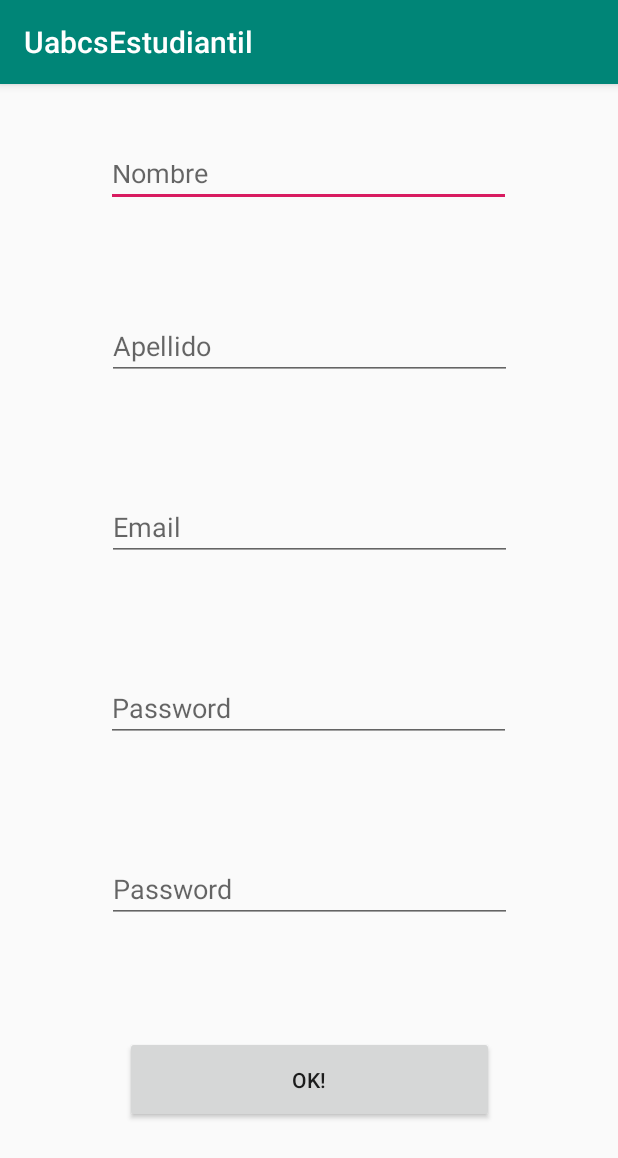
After one commit to Taco-Hack/AndroidUabcs, an Android app: the Registro screen opened directly, with no data from a screen before it, on a phone screen of 412 x 824 dp. The commit adds this screen. Shown: the top 1158 px of the screen. Run offline under Robolectric (Android 15) with nearby library versions, the phone set to English and light mode, and no system bars.

Commit message:
se agrego firebase y el modulo registro

```diff
--- a/app/build.gradle
+++ b/app/build.gradle
@@ -1,4 +1,5 @@
 apply plugin: 'com.android.application'
+apply plugin: 'com.google.gms.google-services'
 
 android {
     compileSdkVersion 28
@@ -25,7 +26,10 @@ dependencies {
     implementation 'com.android.support:design:28.0.0'
     implementation 'android.arch.lifecycle:extensions:1.1.1'
     implementation 'com.android.support:support-v4:28.0.0'
+    implementation 'com.google.firebase:firebase-auth:16.0.5'
     testImplementation 'junit:junit:4.12'
     androidTestImplementation 'com.android.support.test:runner:1.0.2'
     androidTestImplementation 'com.android.support.test.espresso:espresso-core:3.0.2'
+    implementation 'com.google.android.gms:play-services-maps:16.1.0'
+
 }
--- /dev/null
+++ b/app/src/main/java/com/Jaime/uabcsestudiantil/Registro.java
@@ -0,0 +1,55 @@
+package com.Jaime.uabcsestudiantil;
+
+import android.support.v7.app.AppCompatActivity;
+import android.os.Bundle;
+import android.view.View;
+import android.widget.Button;
+import android.widget.EditText;
+import android.widget.Toast;
+
+public class Registro extends AppCompatActivity {
+    private EditText name,lName,email,pass1,pass2;
+    private Button ok;
+
+    @Override
+    protected void onCreate(Bundle savedInstanceState) {
+        super.onCreate(savedInstanceState);
+        setContentView(R.layout.activity_registro);
+        name=findViewById(R.id.xmlETxtName);
+        lName=findViewById(R.id.xmlETxtLName);
+        email=findViewById(R.id.xmlETxtEmail);
+        pass1=findViewById(R.id.xmlETxtPas1);
+        pass2=findViewById(R.id.xmlETxtPas2);
+        ok=findViewById(R.id.xmlBtnOk);
+
+        ok.setOnClickListener(new View.OnClickListener() {
+            @Override
+            public void onClick(View v) {
+
+                if (name.getText().toString().isEmpty()||
+                        lName.getText().toString().isEmpty()||
+                        email.getText().toString().isEmpty()||
+                        pass1.getText().toString().isEmpty()||
+                        pass2.getText().toString().isEmpty()){
+                    Toast.makeText(getApplicationContext(),
+                            "Campos vacios",
+                            Toast.LENGTH_SHORT).show();
+                }else{
+                    if (pass1.getText().toString().equals(pass2.getText().toString())){
+                        if (pass1.getText().toString().trim().length()>6 ){
+
+                        }else{
+                            Toast.makeText(getApplicationContext(),
+                                    "Contraseñas muy pequeña",
+                                    Toast.LENGTH_SHORT).show();
+                        }
+                    }else{
+                        Toast.makeText(getApplicationContext(),
+                                "Contraseñas incorrectas",
+                                Toast.LENGTH_SHORT).show();
+                    }
+                }
+            }
+        });
+    }
+}
--- a/app/src/main/res/layout/activity_main.xml
+++ b/app/src/main/res/layout/activity_main.xml
@@ -51,7 +51,7 @@
         app:layout_constraintVertical_bias="0.07999998" />
 
     <Button
-        android:id="@+id/button"
+        android:id="@+id/xmlBtnRegistro"
         android:layout_width="108dp"
         android:layout_height="59dp"
         android:text="Register"
--- /dev/null
+++ b/app/src/main/res/layout/activity_registro.xml
@@ -0,0 +1,89 @@
+<?xml version="1.0" encoding="utf-8"?>
+<android.support.constraint.ConstraintLayout xmlns:android="http://schemas.android.com/apk/res/android"
+    xmlns:app="http://schemas.android.com/apk/res-auto"
+    xmlns:tools="http://schemas.android.com/tools"
+    android:layout_width="match_parent"
+    android:layout_height="match_parent"
+    tools:context=".Registro">
+
+    <EditText
+        android:id="@+id/xmlETxtName"
+        android:layout_width="270dp"
+        android:layout_height="38dp"
+        android:ems="10"
+        android:hint="Nombre"
+        android:inputType="textPersonName"
+        android:digits="abcdefghijklmnopqrstuvwxyzABCDEFGHIJKLMNOPQRSTUVWXYZ "
+        android:singleLine="true"
+        app:layout_constraintBottom_toBottomOf="parent"
+        app:layout_constraintEnd_toEndOf="parent"
+        app:layout_constraintHorizontal_bias="0.496"
+        app:layout_constraintStart_toStartOf="parent"
+        app:layout_constraintTop_toTopOf="parent"
+        app:layout_constraintVertical_bias="0.060000002" />
+
+    <EditText
+        android:id="@+id/xmlETxtLName"
+        android:layout_width="270dp"
+        android:layout_height="40dp"
+        android:ems="10"
+        android:hint="Apellido"
+        android:inputType="textPersonName"
+        android:digits="abcdefghijklmnopqrstuvwxyzABCDEFGHIJKLMNOPQRSTUVWXYZ "
+        android:singleLine="true"
+        app:layout_constraintBottom_toTopOf="@+id/xmlETxtEmail"
+        app:layout_constraintEnd_toEndOf="parent"
+        app:layout_constraintStart_toStartOf="parent"
+        app:layout_constraintTop_toBottomOf="@+id/xmlETxtName"
+        app:layout_constraintVertical_bias="0.65999997" />
+
+    <EditText
+        android:id="@+id/xmlETxtEmail"
+        android:layout_width="270dp"
+        android:layout_height="wrap_content"
+        android:ems="10"
+        android:hint="Email"
+        android:inputType="textEmailAddress"
+        android:digits="abcdefghijklmnopqrstuvwxyz0123456789.@_- "
+        android:singleLine="true"
+        app:layout_constraintBottom_toTopOf="@+id/xmlETxtPas1"
+        app:layout_constraintEnd_toEndOf="parent"
+        app:layout_constraintStart_toStartOf="parent"
+        app:layout_constraintTop_toBottomOf="@+id/xmlETxtLName"
+        app:layout_constraintVertical_bias="0.45" />
+
+    <EditText
+        android:id="@+id/xmlETxtPas2"
+        android:layout_width="270dp"
+        android:layout_height="wrap_content"
+        android:ems="10"
+        android:hint="Password"
+        android:inputType="textPassword"
+        app:layout_constraintBottom_toTopOf="@+id/xmlBtnOk"
+        app:layout_constraintEnd_toEndOf="parent"
+        app:layout_constraintStart_toStartOf="parent"
+        app:layout_constraintTop_toBottomOf="@+id/xmlETxtPas1" />
+
+    <EditText
+        android:id="@+id/xmlETxtPas1"
+        android:layout_width="270dp"
+        android:layout_height="wrap_content"
+        android:ems="10"
+        android:hint="Password"
+        android:inputType="textPassword"
+        app:layout_constraintBottom_toTopOf="@+id/xmlETxtPas2"
+        app:layout_constraintEnd_toEndOf="parent"
+        app:layout_constraintHorizontal_bias="0.496"
+        app:layout_constraintStart_toStartOf="parent"
+        app:layout_constraintTop_toBottomOf="@+id/xmlETxtEmail" />
+
+    <Button
+        android:id="@+id/xmlBtnOk"
+        android:layout_width="246dp"
+        android:layout_height="58dp"
+        android:text="Ok!"
+        app:layout_constraintBottom_toBottomOf="parent"
+        app:layout_constraintEnd_toEndOf="parent"
+        app:layout_constraintStart_toStartOf="parent"
+        app:layout_constraintTop_toBottomOf="@+id/xmlETxtPas2" />
+</android.support.constraint.ConstraintLayout>
--- a/app/src/main/res/layout/fragment_mapa.xml
+++ b/app/src/main/res/layout/fragment_mapa.xml
@@ -11,4 +11,9 @@
         android:layout_height="match_parent"
         android:text="@string/hello_blank_fragment" />
 
+    <com.google.android.gms.maps.MapView
+        android:id="@+id/mapView2"
+        android:layout_width="match_parent"
+        android:layout_height="247dp" />
+
 </FrameLayout>
--- a/build.gradle
+++ b/build.gradle
@@ -8,6 +8,7 @@ buildscript {
     }
     dependencies {
         classpath 'com.android.tools.build:gradle:3.4.1'
+        classpath 'com.google.gms:google-services:4.2.0'
 
         // NOTE: Do not place your application dependencies here; they belong
         // in the individual module build.gradle files
```
Also changed, not shown: app/src/main/AndroidManifest.xml (+7 -1 lines), app/src/main/java/com/Jaime/uabcsestudiantil/MainActivity.java (+9 -1 lines), app/src/main/java/com/Jaime/uabcsestudiantil/Mapa.java (+10 -2 lines), app/src/main/res/layout/fragment_usuarios.xml (+2 -13 lines).
